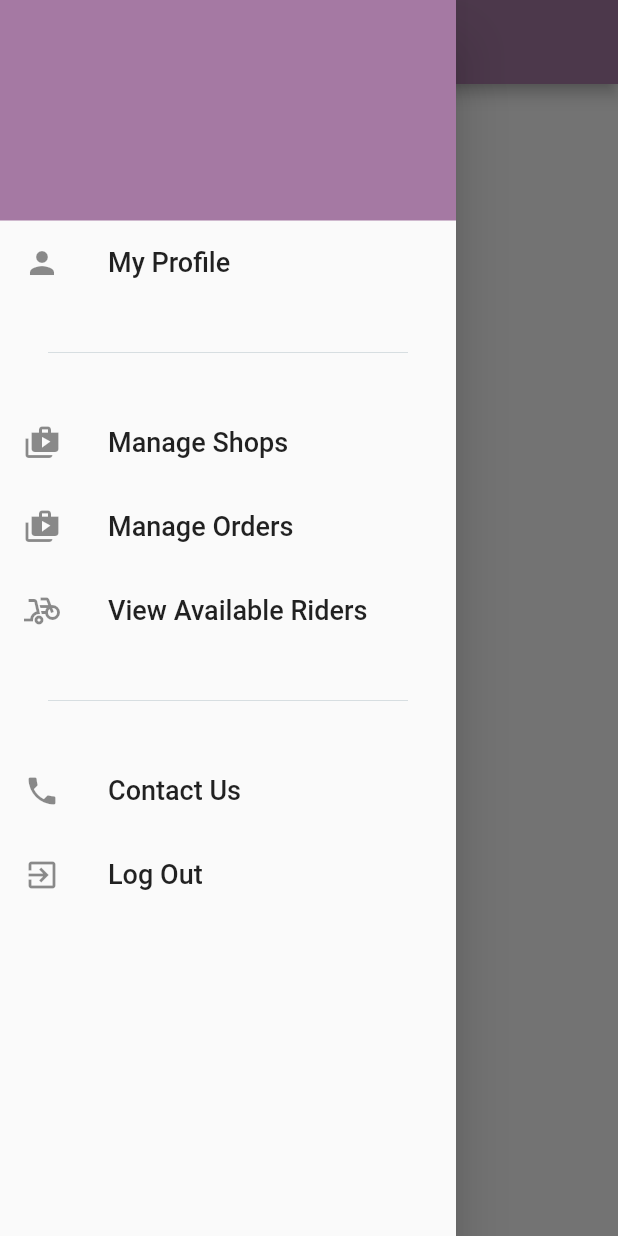
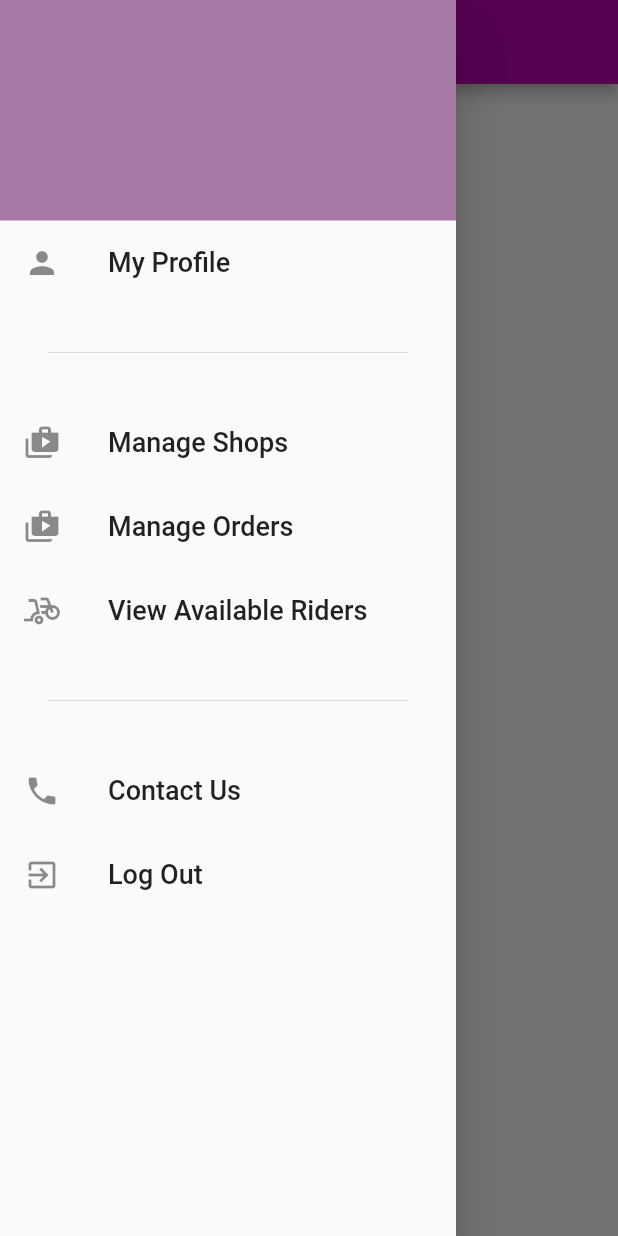
Before and after one commit to Abdullah0322/FYP_v1, a Flutter app: the ManageOrders screen opened directly, with the side drawer open, on a phone screen of 412 x 824 dp. Run offline on Flutter 3.47's test engine with Material 2 defaults, Android fonts, the phone set to English and light mode, and no system bars; our stand-ins replace animated_bottom_navigation_bar, cached_network_image, carousel_slider, cloud_firestore, curved_navigation_bar, dropdown_formfield and 16 more; missing offline and left inert: flutter_animated_dialog, grouped_buttons; accounts and stored records are empty.

Commit message:
Update ManageOrders.dart

```diff
--- a/clickandpick/lib/Manager/ManageOrders.dart
+++ b/clickandpick/lib/Manager/ManageOrders.dart
@@ -55,7 +55,7 @@ class _ManageOrdersState extends State<ManageOrders> {
 
     return Scaffold(
       appBar: AppBar(
-        backgroundColor: Color(0xFFA579A3),
+        backgroundColor: Color(0xFFBB03B2),
         title: Text("Orders"),
       ),
       drawer: ManagerDrawer(),
```
